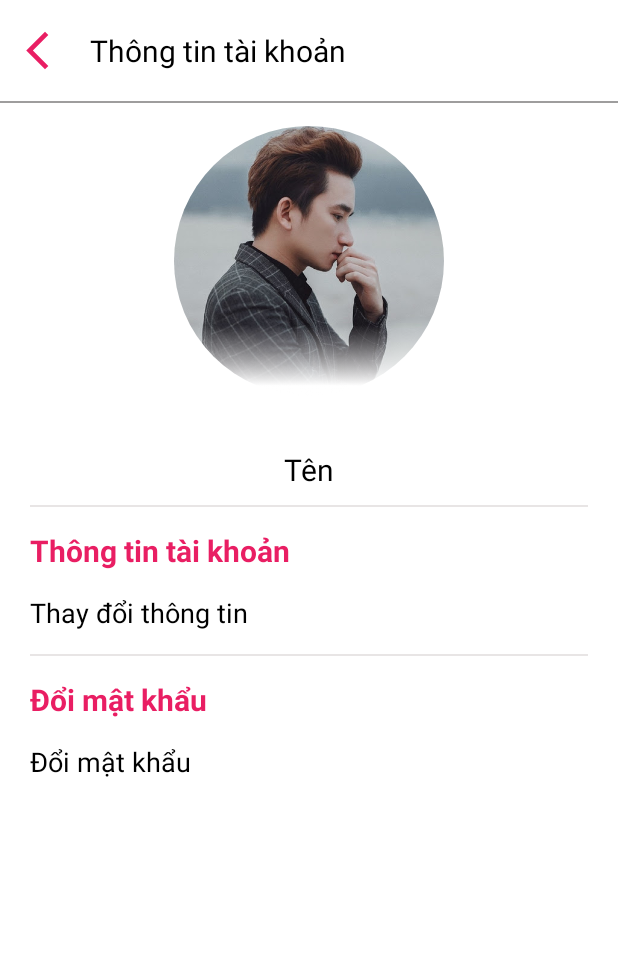
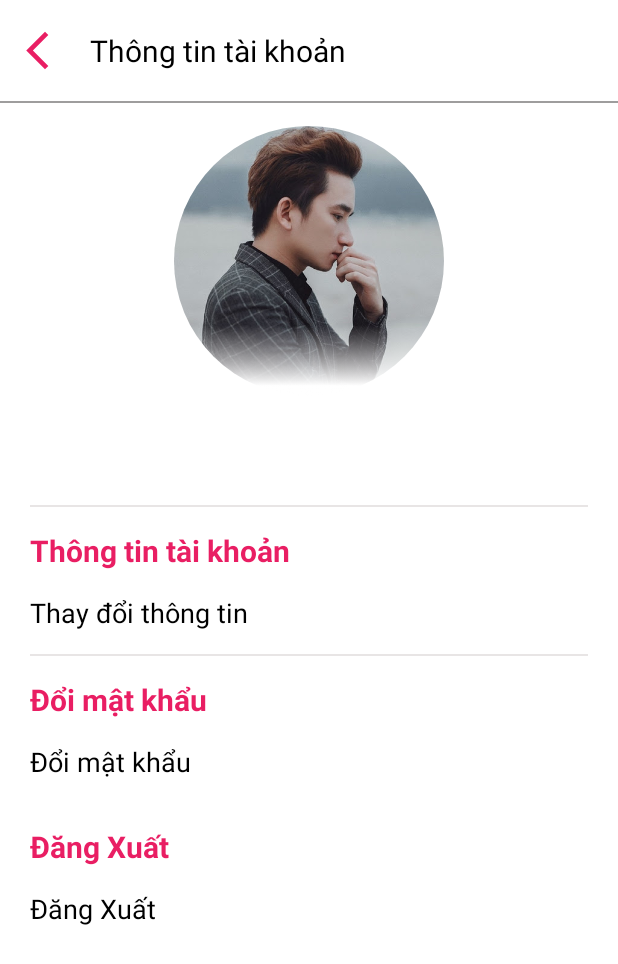
Before and after one commit to Skylake007/AppMusic, an Android app: the UserActivity screen opened directly, with no data from a screen before it, on a phone screen of 412 x 824 dp. Shown: the top 964 px of the screen. Run offline under Robolectric (Android 15) with nearby library versions, the phone set to English and light mode, and no system bars; our stand-ins replace CircleImageView; 2 statements that could not run were skipped.

Commit message:
- Làm Nút Đăng Xuất - Làm SharedPreferences Để lưu user khi đăng nhập - Check lần đăng nhập, và mỗi khi mở app không cần đăng nhập lại - Update dữ liệu db Đồng Thời thay đổi dữ liệu của SharedPreference

```diff
--- /dev/null
+++ b/app/src/main/java/com/example/appnghenhaconline/SharedPreferences/SessionUser.kt
@@ -0,0 +1,72 @@
+package com.example.appnghenhaconline.SharedPreferences
+
+import android.content.Context
+import android.content.Intent
+import android.content.SharedPreferences
+import android.content.SharedPreferences.Editor
+import com.example.appnghenhaconline.activity.LoginActivity
+
+class SessionUser {
+    lateinit var pref : SharedPreferences
+    lateinit var editor : Editor
+    lateinit var context: Context
+
+    var PRIVATE_MODE : Int = 0
+
+    val PREF_NAME = "AndroidUser"
+    val IS_LOGIN =  "IsLoggedIn"
+    val KEY_NAME = "name"
+    val KEY_EMAIL = "email"
+    val KEY_SEX = "sex"
+
+    constructor(context: Context) {
+        this.context = context
+        pref = context.getSharedPreferences(PREF_NAME,PRIVATE_MODE)
+        editor = pref.edit()
+    }
+
+    fun createLoginSession(name : String, email : String, sex : Boolean) {
+        editor.putBoolean(IS_LOGIN,true)
+        editor.putString(KEY_NAME,name)
+        editor.putString(KEY_EMAIL,email)
+        editor.putBoolean(KEY_SEX,sex)
+
+        editor.commit()
+    }
+
+    fun getUserDetails() : HashMap<String, String> {
+        var user : HashMap<String, String> = HashMap()
+
+        user[KEY_NAME] = pref.getString(KEY_NAME,null)!!
+
+        user[KEY_EMAIL] = pref.getString(KEY_EMAIL,null)!!
+
+        user[KEY_SEX] = pref.getBoolean(KEY_SEX,  true).toString()
+
+        return user
+    }
+
+    private fun isLoggedIn() : Boolean {
+        return pref.getBoolean(IS_LOGIN, false)
+    }
+
+    fun checkLogin() {
+        if (!this.isLoggedIn()) {
+            var i = Intent(context, LoginActivity::class.java)
+            i.addFlags(Intent.FLAG_ACTIVITY_CLEAR_TOP)
+            i.flags = Intent.FLAG_ACTIVITY_NEW_TASK
+            context.startActivity(i)
+        }
+    }
+
+    fun logoutUser() {
+        editor.clear()
+        editor.commit()
+
+        var i = Intent(context, LoginActivity::class.java)
+        i.addFlags(Intent.FLAG_ACTIVITY_CLEAR_TOP)
+        i.flags = Intent.FLAG_ACTIVITY_NEW_TASK
+
+        context.startActivity(i)
+    }
+}
--- a/app/src/main/java/com/example/appnghenhaconline/activity/LoginActivity.kt
+++ b/app/src/main/java/com/example/appnghenhaconline/activity/LoginActivity.kt
@@ -8,13 +8,16 @@ import androidx.core.view.WindowInsetsControllerCompat
 import com.example.appnghenhaconline.MyLib
 import com.example.appnghenhaconline.adapter.LoginAdapter
 import com.example.appnghenhaconline.R
+import com.example.appnghenhaconline.SharedPreferences.SessionUser
 import com.google.android.material.tabs.TabLayoutMediator
 import kotlinx.android.synthetic.main.activity_home.*
 import kotlinx.android.synthetic.main.activity_login.*
 
 class LoginActivity : AppCompatActivity() {
+
     override fun onCreate(savedInstanceState: Bundle?) {
         super.onCreate(savedInstanceState)
+
         setContentView(R.layout.activity_login)
         MyLib.hideSystemUI(window, layoutLoginActivity)
         initTabFragment()
--- a/app/src/main/java/com/example/appnghenhaconline/activity/UserActivity.kt
+++ b/app/src/main/java/com/example/appnghenhaconline/activity/UserActivity.kt
@@ -14,6 +14,7 @@ import android.view.WindowManager.LayoutParams.WRAP_CONTENT
 import android.widget.*
 import com.example.appnghenhaconline.MyLib
 import com.example.appnghenhaconline.R
+import com.example.appnghenhaconline.SharedPreferences.SessionUser
 import com.example.appnghenhaconline.models.user.User
 import com.google.android.material.textfield.TextInputEditText
 import kotlinx.android.synthetic.main.activity_user.*
@@ -22,40 +23,46 @@ class UserActivity : AppCompatActivity() {
     lateinit var btnBack: ImageView
     lateinit var viewInfo: LinearLayout
     lateinit var viewChangePass: LinearLayout
+    lateinit var signOut : LinearLayout
     lateinit var tvName : TextView
+    private lateinit var session : SessionUser
 
     override fun onCreate(savedInstanceState: Bundle?) {
         super.onCreate(savedInstanceState)
         setContentView(R.layout.activity_user)
         MyLib.hideSystemUI(window, layoutUserActivity)
-        val user = intent.getSerializableExtra("User") as? User
-        init(user!!)
-        event(user!!)
+        session = SessionUser(applicationContext)
+        init(session)
+        event(session)
     }
 
-    private fun init(user: User){
+    private fun init(session : SessionUser){
+        val user = session.getUserDetails()
         viewInfo = findViewById(R.id.layout_info)
         viewChangePass = findViewById(R.id.layout_password)
         tvName = findViewById(R.id.tvName)
-        tvName.text = user.name
+        tvName.text = user[session.KEY_NAME]
+        MyLib.showLog(user[session.KEY_SEX].toString())
     }
-    private fun event(user : User){
+    private fun event(session: SessionUser){
         btnBack = findViewById(R.id.btnBack)
+        signOut = findViewById(R.id.SignOut)
         btnBack.setOnClickListener {
             intent = Intent(this, HomeActivity::class.java)
-            intent.putExtra("User",user)
             startActivity(intent)
         }
         viewInfo.setOnClickListener {
             intent = Intent(this, UserInfoActivity::class.java)
-            intent.putExtra("User",user)
             startActivity(intent)
         }
         //set sự kiện hiện dialog
         viewChangePass.setOnClickListener {
             intent = Intent(this, UserPasswordActivity::class.java)
-            intent.putExtra("User",user)
             startActivity(intent)
+        }
+
+        signOut.setOnClickListener {
+            session.logoutUser()
         }
     }
 
--- a/app/src/main/java/com/example/appnghenhaconline/api/ApiService.kt
+++ b/app/src/main/java/com/example/appnghenhaconline/api/ApiService.kt
@@ -50,7 +50,7 @@ interface ApiService {
                      @Query("sex") sex: Boolean
     ) : Call<UpdateUser>
 
-    @PUT("UpdateUserPassword")
+    @PUT("UpdateUser/UpdatePassword")
     fun putUdateUserPassword(@Query("email") email: String,
                              @Query("oldPassword") oldPassword :String,
                              @Query("newPassword") newPassword :String
--- a/app/src/main/java/com/example/appnghenhaconline/models/user/DataUser.kt
+++ b/app/src/main/java/com/example/appnghenhaconline/models/user/DataUser.kt
@@ -3,9 +3,9 @@ package com.example.appnghenhaconline.models.user
 class DataUser(
     var error: Boolean,
     var message: String,
-    var listUser: ArrayList<User>
+    var user: User
 ) {
     override fun toString(): String {
-        return "DataUser(error=$error, message='$message', listUser=$listUser)"
+        return "DataUser(error=$error, message='$message', user=$user)"
     }
 }
--- a/app/src/main/res/layout/activity_user.xml
+++ b/app/src/main/res/layout/activity_user.xml
@@ -151,6 +151,32 @@
                     android:textColor="@color/black"
                     android:textSize="18sp" />
             </LinearLayout>
+            <LinearLayout
+                android:id="@+id/SignOut"
+                android:layout_width="match_parent"
+                android:layout_height="wrap_content"
+                android:orientation="vertical">
+
+                <TextView
+                    android:layout_width="match_parent"
+                    android:layout_height="wrap_content"
+                    android:paddingTop="15dp"
+                    android:text="Đăng Xuất"
+                    android:textColor="@color/pink"
+                    android:textSize="20sp"
+                    android:textStyle="bold" />
+
+                <TextView
+                    android:layout_width="match_parent"
+                    android:layout_height="wrap_content"
+                    android:layout_marginTop="5dp"
+                    android:layout_marginBottom="10dp"
+                    android:paddingTop="10dp"
+                    android:paddingBottom="5dp"
+                    android:text="Đăng Xuất"
+                    android:textColor="@color/black"
+                    android:textSize="18sp" />
+            </LinearLayout>
         </LinearLayout>
     </ScrollView>
 </RelativeLayout>
```
Also changed, not shown: app/src/main/AndroidManifest.xml (+5 -3 lines), app/src/main/java/com/example/appnghenhaconline/activity/HomeActivity.kt (+6 -4 lines), app/src/main/java/com/example/appnghenhaconline/activity/UserInfoActivity.kt (+18 -12 lines), app/src/main/java/com/example/appnghenhaconline/activity/UserPasswordActivity.kt (+9 -10 lines), app/src/main/java/com/example/appnghenhaconline/fragment/LoginTabFragment.kt (+12 -9 lines), app/src/main/java/com/example/appnghenhaconline/fragment/SignupTabFragment.kt (+13 -7 lines).
